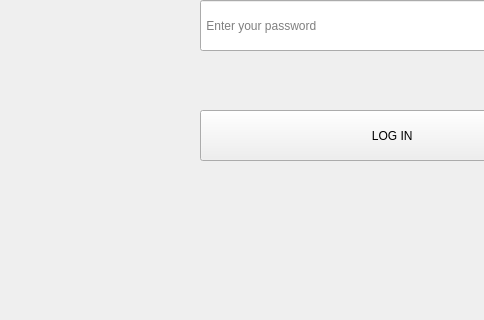
Qt form login_window.ui (samotny-vouk/PyQT-Project-2024-1courseFEFU-) before a commit; both pictures show x 0 to 484 and y 280 to 600 of the 800 by 600 pixel window.
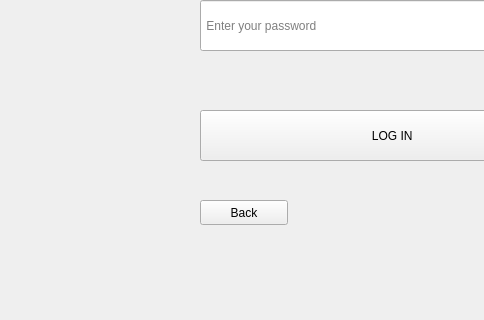
The same form after that commit. Icons and pictures are not drawn.

Patch:
```diff
--- a/login_window.ui
+++ b/login_window.ui
@@ -70,6 +70,19 @@
      <string>Don't have ann account? Tap here to create one</string>
     </property>
    </widget>
+   <widget class="QPushButton" name="back">
+    <property name="geometry">
+     <rect>
+      <x>200</x>
+      <y>480</y>
+      <width>88</width>
+      <height>25</height>
+     </rect>
+    </property>
+    <property name="text">
+     <string>Back</string>
+    </property>
+   </widget>
   </widget>
   <widget class="QMenuBar" name="menubar">
    <property name="geometry">
```
Left out of the diff: 6 changed lines with no effect on the pictures.
